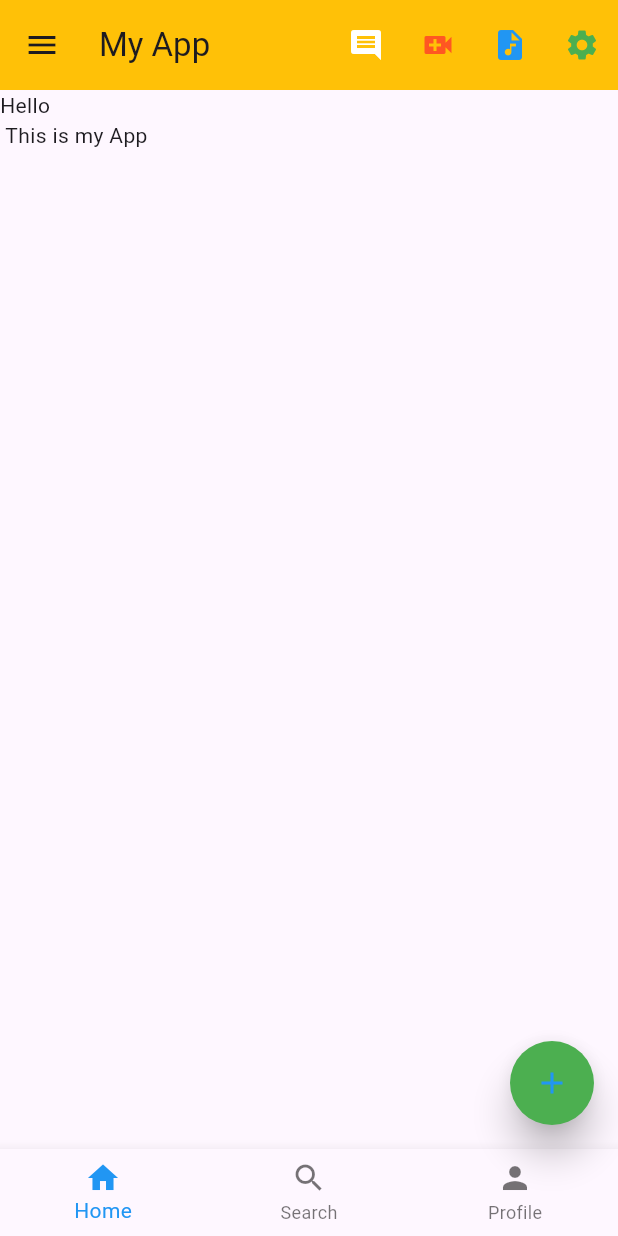
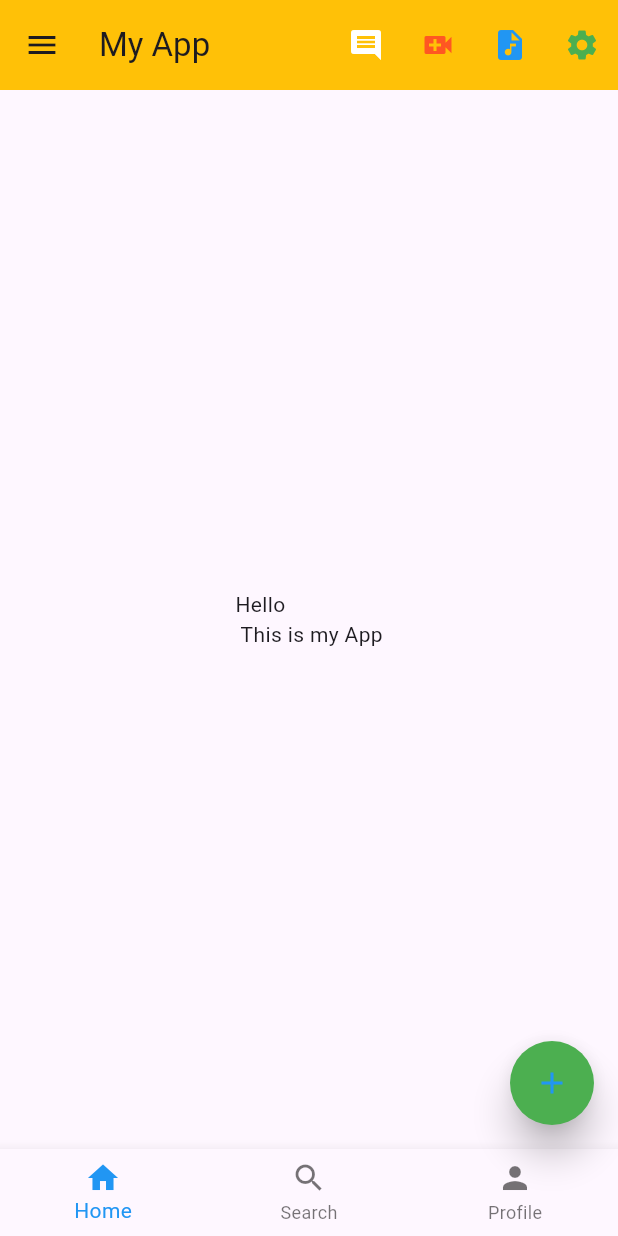
Before and after one commit to rifatalam26/my-first-app, a Flutter app: the screen it shows after launch, on a phone screen of 412 x 824 dp. Run offline on Flutter 3.47's test engine with Material 3 defaults, Android fonts, the phone set to English and light mode, and no system bars.

Commit message:
first app run=> 1

```diff
--- a/lib/main.dart
+++ b/lib/main.dart
@@ -185,7 +185,10 @@ class _HomeActivityState extends State<HomeActivity> {
                   })
             ],
           )),
-      body: Text("Hello \n This is my App" ""),
+
+      body: Center(
+    child: Text("Hello \n This is my App" ""),
+    )
     );
   }
 }
```
